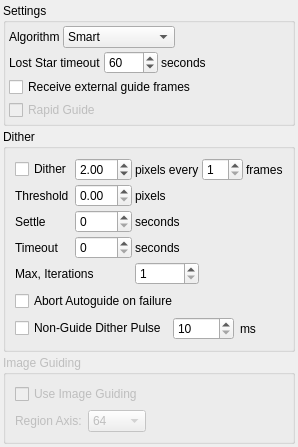
This is kstars/ekos/guide/opsguide.ui in KDE/kstars as Qt 5 draws it before an edit. The edited form follows.
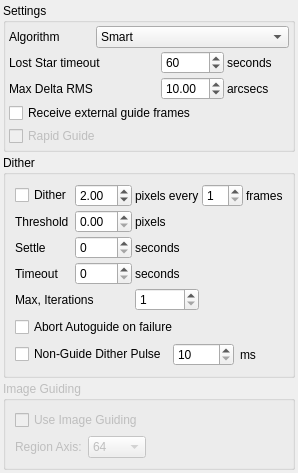
This is the edited form.

Commit message:
Using Delta Max RMS as the threshold value to abort instead of just pulse length since it is a more reliable measure of guiding performance and also can be configured by the user.
Different messages for lost stars vs. max RMS are not included.

Diff of the .ui file:
```diff
--- a/kstars/ekos/guide/opsguide.ui
+++ b/kstars/ekos/guide/opsguide.ui
@@ -7,7 +7,7 @@
     <x>0</x>
     <y>0</y>
     <width>274</width>
-    <height>435</height>
+    <height>455</height>
    </rect>
   </property>
   <layout class="QVBoxLayout" name="verticalLayout_2">
@@ -31,10 +31,7 @@
      <property name="title">
       <string>Settings</string>
      </property>
-     <layout class="QVBoxLayout" name="verticalLayout_4">
-      <property name="spacing">
-       <number>3</number>
-      </property>
+     <layout class="QGridLayout" name="gridLayout_2">
       <property name="leftMargin">
        <number>3</number>
       </property>
@@ -47,16 +44,17 @@
       <property name="bottomMargin">
        <number>3</number>
       </property>
-      <item>
-       <layout class="QHBoxLayout" name="horizontalLayout_4">
-        <item>
+      <property name="spacing">
+       <number>3</number>
+      </property>
+      <item row="0" column="0">
          <widget class="QLabel" name="l_19">
           <property name="text">
            <string>Algorithm</string>
           </property>
          </widget>
         </item>
-        <item>
+      <item row="0" column="1" colspan="3">
          <widget class="QComboBox" name="kcfg_GuideAlgorithm">
           <property name="sizePolicy">
            <sizepolicy hsizetype="Preferred" vsizetype="Fixed">
@@ -91,24 +89,7 @@
           </item>
          </widget>
         </item>
-        <item>
-         <spacer name="horizontalSpacer">
-          <property name="orientation">
-           <enum>Qt::Horizontal</enum>
-          </property>
-          <property name="sizeHint" stdset="0">
-           <size>
-            <width>40</width>
-            <height>20</height>
-           </size>
-          </property>
-         </spacer>
-        </item>
-       </layout>
-      </item>
-      <item>
-       <layout class="QHBoxLayout" name="horizontalLayout_3">
-        <item>
+      <item row="1" column="0" colspan="2">
          <widget class="QLabel" name="label_11">
           <property name="toolTip">
            <string>&lt;html&gt;&lt;head/&gt;&lt;body&gt;&lt;p&gt;If star tracking is lost due to passing clouds or other reasons, wait this many seconds before giving up.&lt;/p&gt;&lt;/body&gt;&lt;/html&gt;</string>
@@ -118,7 +99,7 @@
           </property>
          </widget>
         </item>
-        <item>
+      <item row="1" column="2">
          <widget class="QSpinBox" name="kcfg_GuideLostStarTimeout">
           <property name="maximum">
            <number>3600</number>
@@ -131,29 +112,44 @@
           </property>
          </widget>
         </item>
-        <item>
+      <item row="1" column="3">
          <widget class="QLabel" name="label_12">
           <property name="text">
            <string>seconds</string>
           </property>
          </widget>
         </item>
-        <item>
-         <spacer name="horizontalSpacer_2">
-          <property name="orientation">
-           <enum>Qt::Horizontal</enum>
-          </property>
-          <property name="sizeHint" stdset="0">
-           <size>
-            <width>40</width>
-            <height>20</height>
-           </size>
-          </property>
-         </spacer>
-        </item>
-       </layout>
+      <item row="2" column="0">
+       <widget class="QLabel" name="label_13">
+        <property name="toolTip">
+         <string>Maximum delta RMS permitted before stopping guide process and searching for new guide stars.</string>
+        </property>
+        <property name="text">
+         <string>Max Delta RMS</string>
+        </property>
+       </widget>
+      </item>
+      <item row="2" column="2">
+       <widget class="QDoubleSpinBox" name="kcfg_GuideMaxDeltaRMS">
+        <property name="minimum">
+         <double>0.500000000000000</double>
+        </property>
+        <property name="maximum">
+         <double>30.000000000000000</double>
+        </property>
+        <property name="value">
+         <double>10.000000000000000</double>
+        </property>
+       </widget>
       </item>
-      <item>
+      <item row="2" column="3">
+       <widget class="QLabel" name="label_14">
+        <property name="text">
+         <string>arcsecs</string>
+        </property>
+       </widget>
+      </item>
+      <item row="3" column="0" colspan="4">
        <widget class="QCheckBox" name="kcfg_GuideRemoteImagesEnabled">
         <property name="enabled">
          <bool>true</bool>
@@ -166,7 +162,7 @@
         </property>
        </widget>
       </item>
-      <item>
+      <item row="4" column="0" colspan="2">
        <widget class="QCheckBox" name="kcfg_RapidGuideEnabled">
         <property name="enabled">
          <bool>false</bool>
```
Lines whose indentation alone changed are shown as unchanged. The commit also changes 4 other files.
